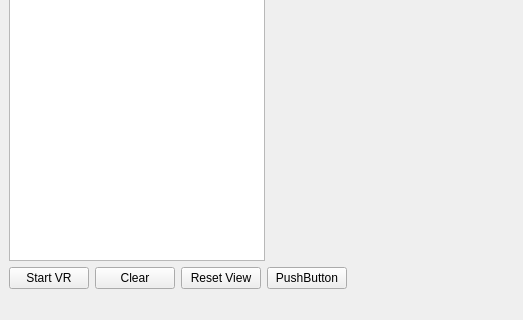
Before: the Qt Designer form mainwindow.ui in br-je/2025_group_8, drawn with Qt 5; both pictures show x 0 to 523 and y 292 to 612 of the 800 by 612 pixel window.
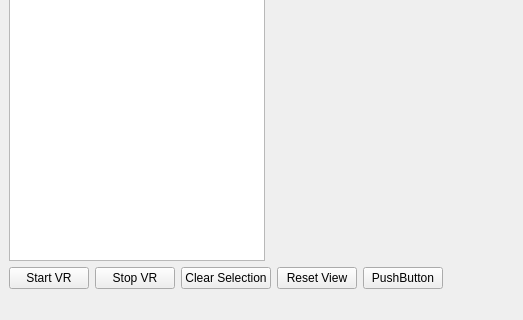
After: the same form once the commit is applied. Icons and pictures are not drawn. Custom widgets are drawn as their Qt base class.

Commit message: Add safe VR stop and restart support

Patch:
```diff
--- a/mainwindow.ui
+++ b/mainwindow.ui
@@ -37,10 +37,20 @@
         </property>
        </widget>
       </item>
+      <item>
+       <widget class="QPushButton" name="StopVRButton">
+        <property name="text">
+         <string>Stop VR</string>
+        </property>
+        <property name="icon">
+         <iconset theme="QIcon::ThemeIcon::MediaPlaybackStop"/>
+        </property>
+       </widget>
+      </item>
       <item>
        <widget class="QPushButton" name="ClearSelectionButton">
         <property name="text">
-         <string>Clear</string>
+         <string>Clear Selection</string>
         </property>
        </widget>
       </item>
```
The commit also changes 4 other files.
